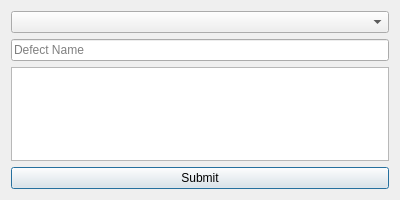
First picture: the form in editdefectdialog.ui, repository 270268743yoobeestudent/CS106, before the edit.
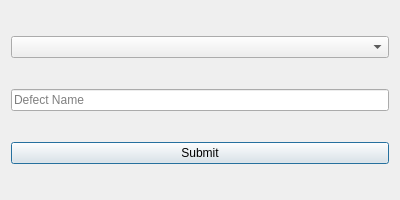
Second picture: the form after the edit.

The edit to the form file:
```diff
--- a/editdefectdialog.ui
+++ b/editdefectdialog.ui
@@ -25,18 +25,11 @@
     </widget>
    </item>
    <item>
-    <widget class="QTextEdit" name="defectDescriptionTextEdit"/>
-   </item>
-   <item>
-    <layout class="QHBoxLayout" name="horizontalLayout">
-     <item>
       <widget class="QPushButton" name="submitButton">
        <property name="text">
         <string>Submit</string>
        </property>
       </widget>
-     </item>
-    </layout>
    </item>
   </layout>
  </widget>
```
Lines whose indentation alone changed are shown as unchanged.
